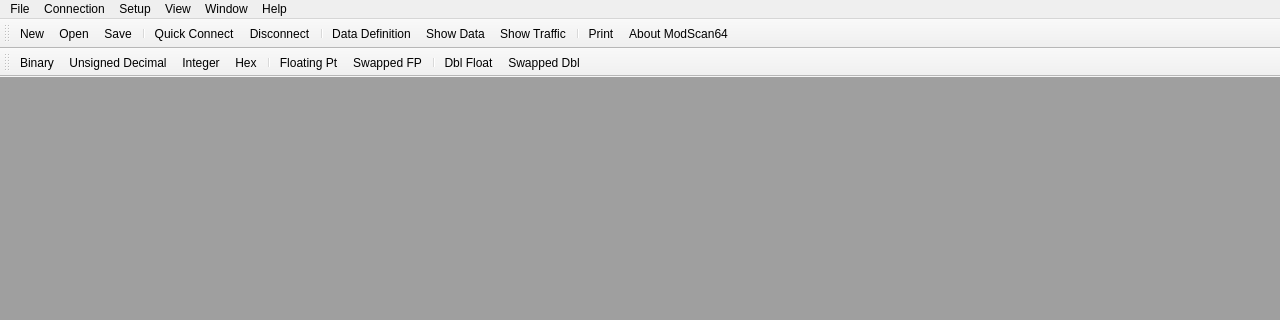
Qt form omodscan/mainwindow.ui (sanny32/OpenModScan) before a commit; both pictures show x 0 to 1280 and y 0 to 320 of the 1280 by 720 pixel window.
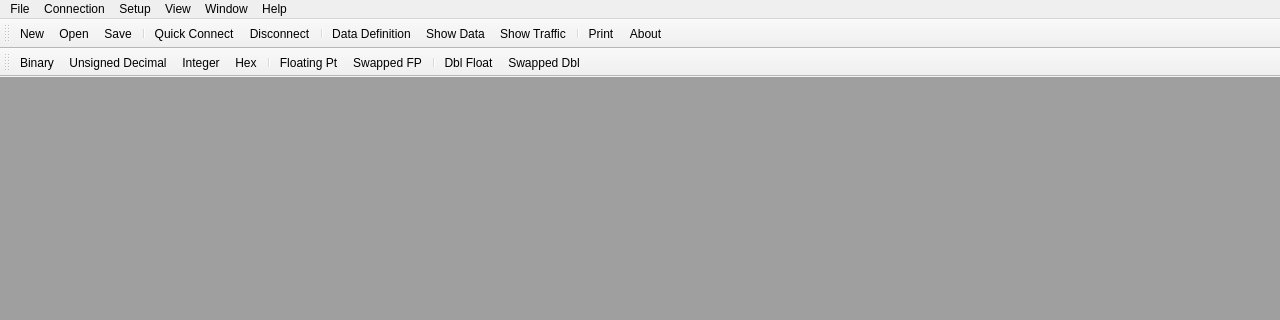
The same form after that commit. Icons and pictures are not drawn.

Commit message: Toolbar view test

Patch:
```diff
--- a/omodscan/mainwindow.ui
+++ b/omodscan/mainwindow.ui
@@ -175,6 +175,9 @@
    <property name="windowTitle">
     <string>Toolbar</string>
    </property>
+   <property name="toolButtonStyle">
+    <enum>Qt::ToolButtonTextUnderIcon</enum>
+   </property>
    <attribute name="toolBarArea">
     <enum>TopToolBarArea</enum>
    </attribute>
@@ -560,7 +563,10 @@
      <normaloff>:/res/actionAbout.svg</normaloff>:/res/actionAbout.svg</iconset>
    </property>
    <property name="text">
-    <string>About ModScan64...</string>
+    <string>About...</string>
+   </property>
+   <property name="toolTip">
+    <string>About ModScan...</string>
    </property>
   </action>
   <action name="actionWindows">
```
